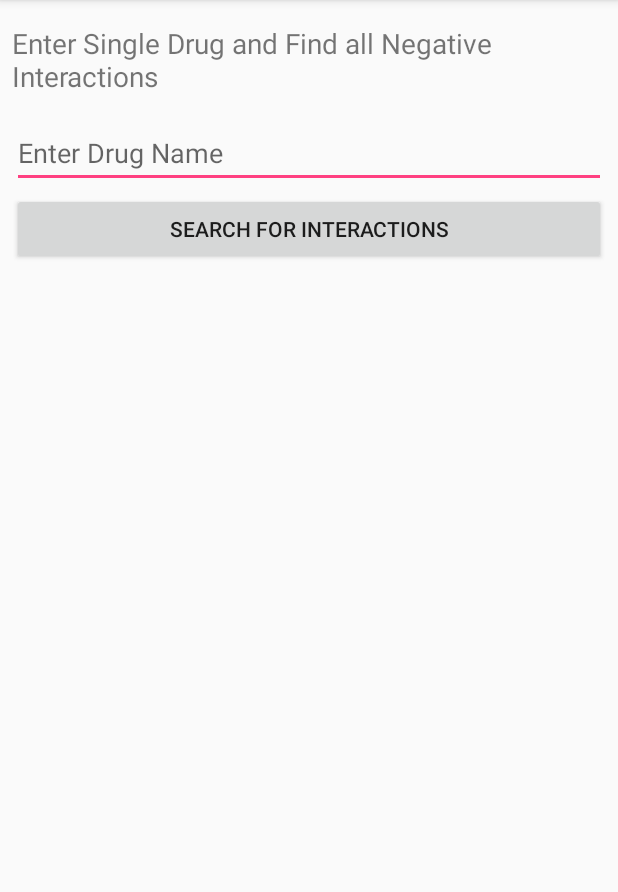
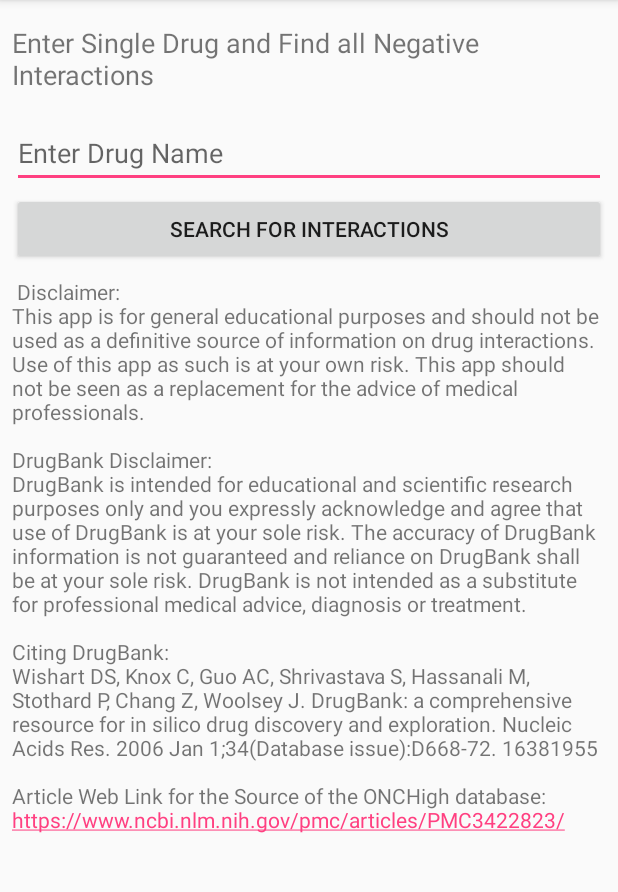
Before and after one commit to DeoGuyadin/DrugInteractions, an Android app: the screen it shows after launch (MainActivity), on a phone screen of 412 x 824 dp, the part 84-976 px from its top. Run offline under Robolectric (Android 15) with nearby library versions, the phone set to English and light mode, and no system bars.

Commit message:
revision 1

```diff
--- a/app/src/main/java/com/deoguyadin/druginteractions/MainActivity.java
+++ b/app/src/main/java/com/deoguyadin/druginteractions/MainActivity.java
@@ -3,8 +3,11 @@ package com.deoguyadin.druginteractions;
 import android.content.Intent;
 import android.support.v7.app.AppCompatActivity;
 import android.os.Bundle;
+import android.text.method.LinkMovementMethod;
+import android.text.method.ScrollingMovementMethod;
 import android.view.View;
 import android.widget.EditText;
+import android.widget.TextView;
 
 /**
  * Created By: Deo Guyadin
@@ -52,6 +55,10 @@ public class MainActivity extends AppCompatActivity {
     protected void onCreate(Bundle savedInstanceState) {
         super.onCreate(savedInstanceState);
         setContentView(R.layout.activity_main);
+
+        TextView disclaimerView = (TextView) findViewById(R.id.disclaimer);
+        disclaimerView.setMovementMethod(new ScrollingMovementMethod());
+        disclaimerView.setMovementMethod(LinkMovementMethod.getInstance());
     }
 
     public void goToSingleDrugActivity(View view) {
--- a/app/src/main/res/layout/activity_main.xml
+++ b/app/src/main/res/layout/activity_main.xml
@@ -49,11 +49,35 @@
         android:layout_marginTop="16dp"
         android:text="@string/singleDrugSelection"
         android:textSize="18sp"
-        android:autoSizeTextType="uniform"
         app:layout_constraintEnd_toEndOf="parent"
         app:layout_constraintHorizontal_bias="1.0"
         app:layout_constraintLeft_toLeftOf="parent"
         app:layout_constraintStart_toStartOf="parent"
         app:layout_constraintTop_toTopOf="parent" />
 
+    <LinearLayout xmlns:android="http://schemas.android.com/apk/res/android"
+        android:layout_width="0dp"
+        android:layout_height="0dp"
+        android:layout_marginBottom="8dp"
+        android:layout_marginEnd="8dp"
+        android:layout_marginStart="8dp"
+        android:layout_marginTop="8dp"
+        android:orientation="vertical"
+        android:focusable="true"
+        android:clickable="true"
+        android:linksClickable="true"
+        app:layout_constraintBottom_toBottomOf="parent"
+        app:layout_constraintEnd_toEndOf="parent"
+        app:layout_constraintStart_toStartOf="parent"
+        app:layout_constraintTop_toBottomOf="@+id/singleDrugButton">
+
+        <TextView
+            android:id="@+id/disclaimer"
+            android:layout_width="match_parent"
+            android:layout_height="match_parent"
+            android:scrollbars="vertical"
+            android:text="@string/scrollViewText" />
+    </LinearLayout>
+
+
 </android.support.constraint.ConstraintLayout>
--- a/app/src/main/res/layout/activity_single_drug.xml
+++ b/app/src/main/res/layout/activity_single_drug.xml
@@ -72,12 +72,14 @@
     <TextView
         android:id="@+id/inputDrug"
         android:layout_width="0dp"
-        android:layout_height="25dp"
+        android:layout_height="41dp"
         android:layout_marginEnd="16dp"
         android:layout_marginRight="16dp"
+        android:layout_marginStart="9dp"
         android:layout_marginLeft="9dp"
-        android:layout_marginStart="9dp"
         android:layout_marginTop="8dp"
+        android:gravity="top"
+        android:textAlignment="gravity"
         app:layout_constraintEnd_toEndOf="parent"
         app:layout_constraintHorizontal_bias="0.0"
         app:layout_constraintRight_toRightOf="parent"
@@ -90,9 +92,8 @@
         android:layout_height="25dp"
         android:layout_marginEnd="16dp"
         android:layout_marginRight="16dp"
+        android:layout_marginStart="9dp"
         android:layout_marginLeft="9dp"
-        android:layout_marginStart="9dp"
-        android:layout_marginTop="16dp"
         app:layout_constraintEnd_toEndOf="parent"
         app:layout_constraintHorizontal_bias="0.0"
         app:layout_constraintRight_toRightOf="parent"
--- a/app/src/main/res/values/strings.xml
+++ b/app/src/main/res/values/strings.xml
@@ -14,6 +14,20 @@
     <string name="searchForDrug">Search Interaction Drugs List</string>
     <string name="searchDrugButton">Select</string>
     <string name="mainActivityTitle">Drug Interaction Check</string>
+    <string name="scrollViewText">
+        Disclaimer:\nThis app is for general educational purposes and should not be used as a definitive source of
+        information on drug interactions. Use of this app as such is at your own risk. This app should
+        not be seen as a replacement for the advice of medical professionals.
+        \n\nDrugBank Disclaimer:\nDrugBank is intended for educational and scientific research purposes
+        only and you expressly acknowledge and agree that use of DrugBank is at your sole risk. The
+        accuracy of DrugBank information is not guaranteed and reliance on DrugBank shall be at your sole
+        risk. DrugBank is not intended as a substitute for professional medical advice, diagnosis or treatment.
+        \n\nCiting DrugBank:\nWishart DS, Knox C, Guo AC, Shrivastava S, Hassanali M, Stothard P, Chang Z,
+        Woolsey J. DrugBank: a comprehensive resource for in silico drug discovery and exploration. Nucleic
+        Acids Res. 2006 Jan 1;34(Database issue):D668-72. 16381955\n\nArticle Web Link for the Source of the
+        ONCHigh database:
+        \n<a href="https://www.ncbi.nlm.nih.gov/pmc/articles/PMC3422823/">https://www.ncbi.nlm.nih.gov/pmc/articles/PMC3422823/</a>
+    </string>
     <string-array name="sources">
         <item>Drug Bank</item>
         <item>ONCHigh (Severity Listed as High)</item>
```
